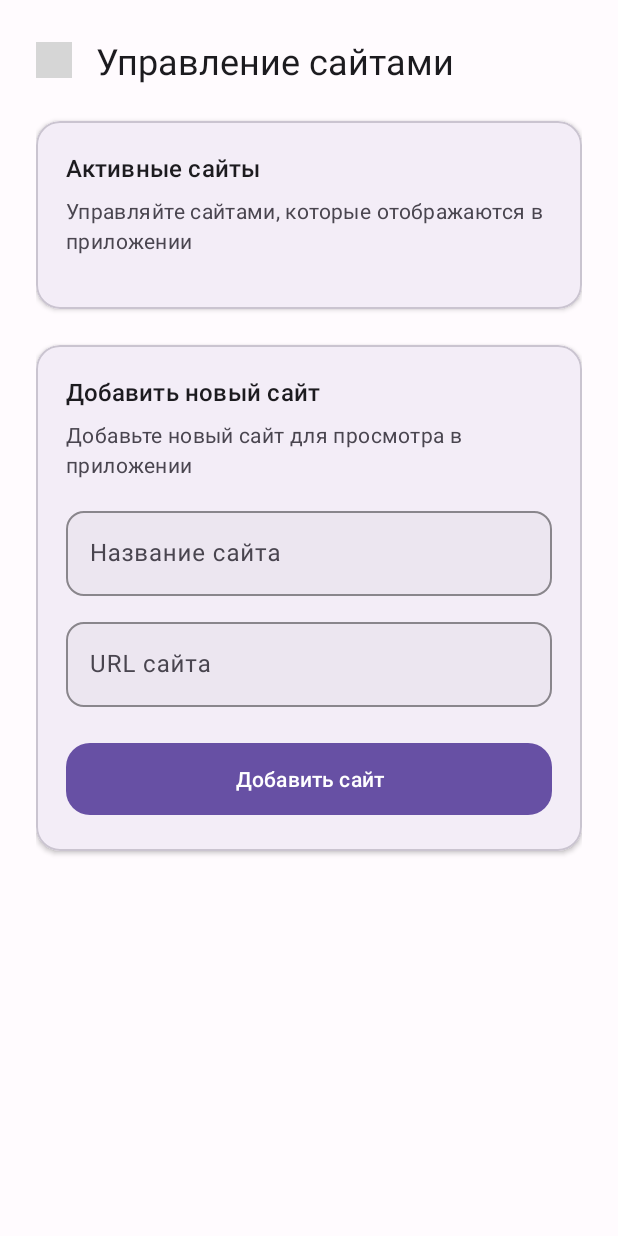
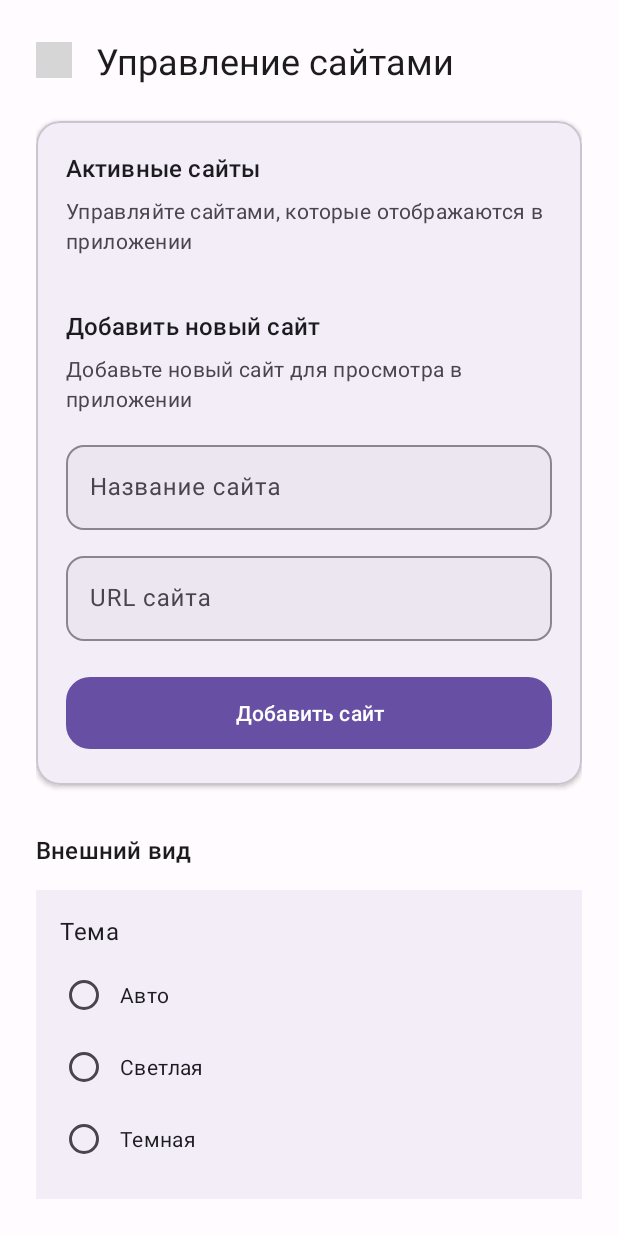
Before and after one commit to VizzleTF/LibreKinopoisk, an Android app: the fragment SettingsFragment shown on its own in the app's theme, after a tap on "Удалить", on a phone screen of 412 x 824 dp. Run offline under Robolectric (Android 15) with nearby library versions, the phone set to English and light mode, and no system bars; grey boxes are pictures that could not be loaded.

Commit message:
feat(ui): управление сайтами теперь в основном меню настроек; нижнее меню — парящая карточка с закруглёнными боками

```diff
--- a/app/src/main/res/layout/activity_main.xml
+++ b/app/src/main/res/layout/activity_main.xml
@@ -28,13 +28,22 @@
         android:visibility="gone" />
 
     <!-- Нижняя панель с кнопками -->
+    <com.google.android.material.card.MaterialCardView
+        android:layout_width="match_parent"
+        android:layout_height="wrap_content"
+        android:layout_gravity="bottom"
+        android:layout_marginStart="16dp"
+        android:layout_marginEnd="16dp"
+        android:layout_marginBottom="24dp"
+        app:cardCornerRadius="28dp"
+        app:cardElevation="12dp"
+        app:cardBackgroundColor="?attr/colorSurfaceContainer">
+
         <LinearLayout
             android:layout_width="match_parent"
             android:layout_height="wrap_content"
-        android:layout_gravity="bottom"
             android:orientation="horizontal"
-        android:padding="12dp"
-        android:background="?attr/colorSurface">
+            android:padding="12dp">
 
             <!-- Кнопка выбора сайта -->
             <TextView
@@ -78,4 +87,6 @@
 
         </LinearLayout>
 
+    </com.google.android.material.card.MaterialCardView>
+
 </androidx.coordinatorlayout.widget.CoordinatorLayout>
--- a/app/src/main/res/layout/fragment_settings.xml
+++ b/app/src/main/res/layout/fragment_settings.xml
@@ -38,7 +38,7 @@
 
         </LinearLayout>
 
-        <!-- Секция существующих сайтов -->
+        <!-- Секция существующих сайтов + добавление сайта -->
         <com.google.android.material.card.MaterialCardView
             android:layout_width="match_parent"
             android:layout_height="wrap_content"
@@ -72,25 +72,8 @@
                 <androidx.recyclerview.widget.RecyclerView
                     android:id="@+id/recycler_all_sites"
                     android:layout_width="match_parent"
-                    android:layout_height="wrap_content" />
-
-            </LinearLayout>
-
-        </com.google.android.material.card.MaterialCardView>
-
-        <!-- Секция добавления нового сайта -->
-        <com.google.android.material.card.MaterialCardView
-            android:layout_width="match_parent"
-            android:layout_height="wrap_content"
-            app:cardElevation="2dp"
-            app:cardCornerRadius="16dp"
-            app:cardBackgroundColor="?attr/colorSurfaceContainer">
-
-            <LinearLayout
-                android:layout_width="match_parent"
-                android:layout_height="wrap_content"
-                android:orientation="vertical"
-                android:padding="20dp">
+                    android:layout_height="wrap_content"
+                    android:layout_marginBottom="20dp" />
 
                 <TextView
                     android:layout_width="wrap_content"
@@ -170,5 +153,79 @@
 
         </com.google.android.material.card.MaterialCardView>
 
+        <!-- Остальные настройки -->
+        <LinearLayout
+            android:layout_width="match_parent"
+            android:layout_height="wrap_content"
+            android:orientation="vertical"
+            android:paddingTop="8dp">
+
+            <!-- Секция внешнего вида -->
+            <TextView
+                android:layout_width="wrap_content"
+                android:layout_height="wrap_content"
+                android:text="Внешний вид"
+                android:textAppearance="?attr/textAppearanceTitleMedium"
+                android:textColor="?attr/colorOnSurface"
+                android:layout_marginBottom="16dp" />
+
+            <LinearLayout
+                android:layout_width="match_parent"
+                android:layout_height="wrap_content"
+                android:orientation="vertical"
+                android:background="?attr/colorSurfaceContainer"
+                android:padding="16dp"
+                android:layout_marginBottom="8dp">
+
+                <TextView
+                    android:layout_width="wrap_content"
+                    android:layout_height="wrap_content"
+                    android:text="Тема"
+                    android:textAppearance="?attr/textAppearanceBodyLarge"
+                    android:textColor="?attr/colorOnSurface"
+                    android:layout_marginBottom="8dp" />
+
+                <RadioGroup
+                    android:id="@+id/themeRadioGroup"
+                    android:layout_width="match_parent"
+                    android:layout_height="wrap_content"
+                    android:orientation="vertical">
+
+                    <RadioButton
+                        android:id="@+id/themeAuto"
+                        android:layout_width="match_parent"
+                        android:layout_height="wrap_content"
+                        android:text="Авто"
+                        android:textAppearance="?attr/textAppearanceBodyMedium"
+                        android:textColor="?attr/colorOnSurface"
+                        android:buttonTint="?attr/colorPrimary"
+                        android:padding="8dp" />
+
+                    <RadioButton
+                        android:id="@+id/themeLight"
+                        android:layout_width="match_parent"
+                        android:layout_height="wrap_content"
+                        android:text="Светлая"
+                        android:textAppearance="?attr/textAppearanceBodyMedium"
+                        android:textColor="?attr/colorOnSurface"
+                        android:buttonTint="?attr/colorPrimary"
+                        android:padding="8dp" />
+
+                    <RadioButton
+                        android:id="@+id/themeDark"
+                        android:layout_width="match_parent"
+                        android:layout_height="wrap_content"
+                        android:text="Темная"
+                        android:textAppearance="?attr/textAppearanceBodyMedium"
+                        android:textColor="?attr/colorOnSurface"
+                        android:buttonTint="?attr/colorPrimary"
+                        android:padding="8dp" />
+
+                </RadioGroup>
+
+            </LinearLayout>
+
+        </LinearLayout>
+
     </LinearLayout>
 </ScrollView>
```
Lines whose indentation alone changed are shown as unchanged.
